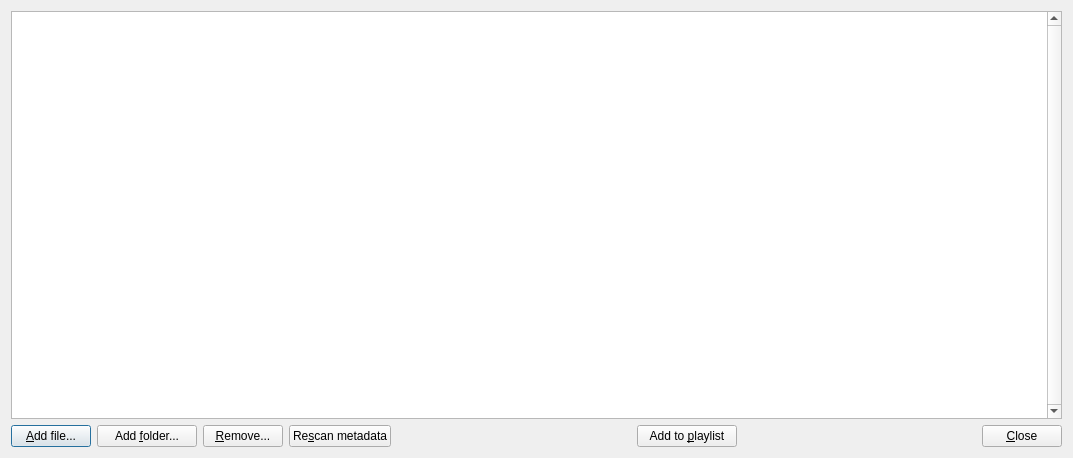
Old version of the form DlgSongs.ui in the repository madmaxoft/SkauTan.
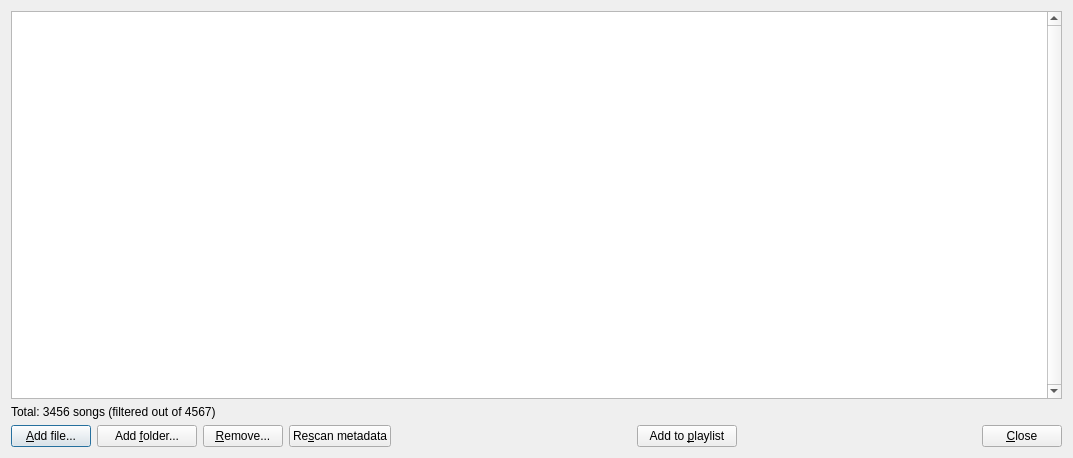
New version of the form.

Commit message: Added song stats to DlgSongs.

The edit to the form file:
```diff
--- a/DlgSongs.ui
+++ b/DlgSongs.ui
@@ -60,6 +60,13 @@
      </attribute>
     </widget>
    </item>
+   <item>
+    <widget class="QLabel" name="lblStats">
+     <property name="text">
+      <string notr="true">Total: 3456 songs (filtered out of 4567)</string>
+     </property>
+    </widget>
+   </item>
    <item>
     <layout class="QHBoxLayout" name="horizontalLayout">
      <item>
```
The commit also changes 2 other files.
